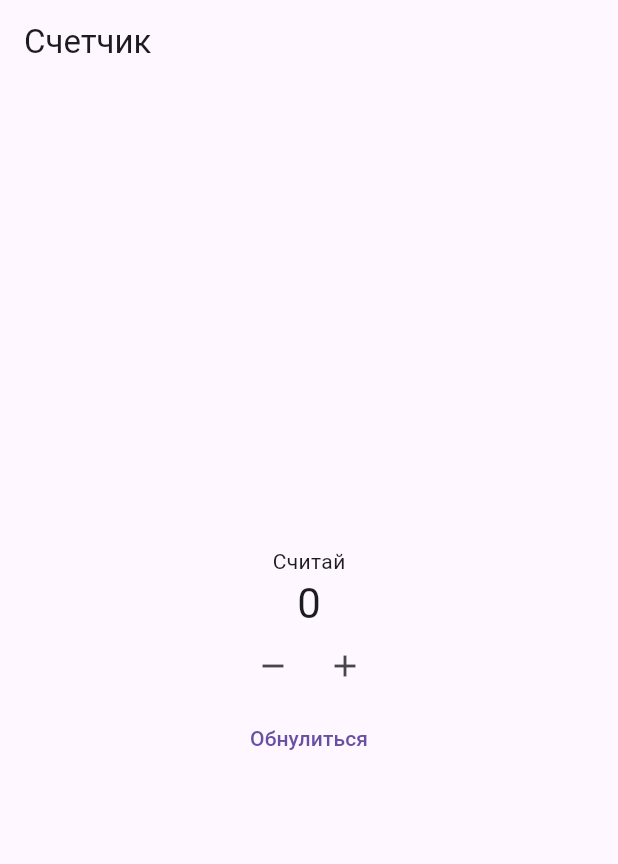
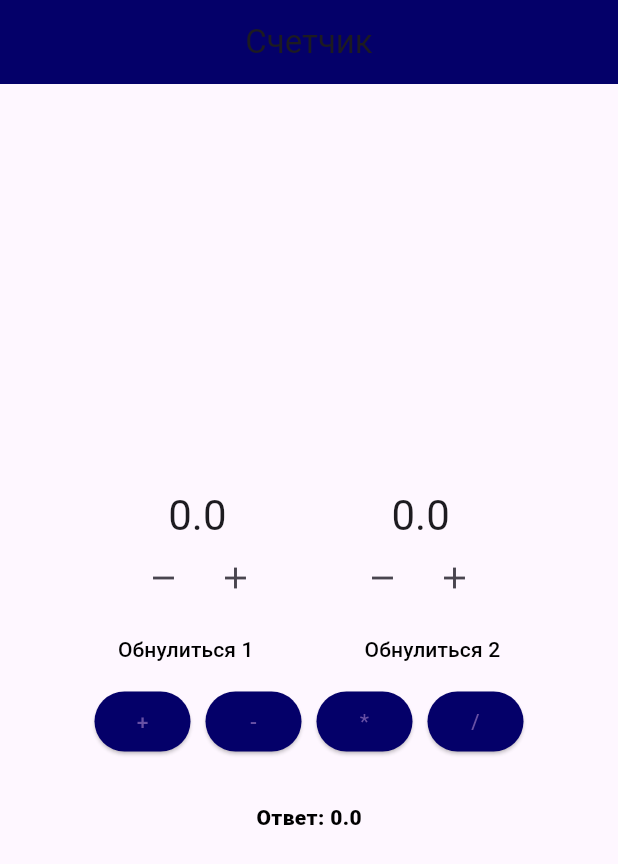
Before and after one commit to Seriawa/state, a Flutter app: the screen it shows after launch, on a phone screen of 412 x 824 dp. Shown: the top 864 px of the screen. Run offline on Flutter 3.47's test engine with Material 3 defaults, Android fonts, the phone set to English and light mode, and no system bars.

```diff
--- a/lib/main.dart
+++ b/lib/main.dart
@@ -10,7 +10,12 @@ class MyApp extends StatelessWidget {
     return MaterialApp(
       home: Scaffold(
         appBar: AppBar(
-          title: const Text('Счетчик'),
+          title: const Center(
+            child: Text(
+              'Счетчик',
+            ),
+          ),
+          backgroundColor: Color.fromARGB(255, 4, 0, 105),
         ),
         body: Counter(),
       ),
@@ -24,57 +29,179 @@ class Counter extends StatefulWidget {
 }
 
 class _CounterState extends State<Counter> {
-  int _counter = 0;
+  double _counter1 = 0;
+  double _counter2 = 0;
+  double otvet = 0;
 
-  void _incrementCounter() {
+  void _incrementCounter1() {
     setState(() {
-      _counter++;
+      _counter1++;
     });
   }
 
-  void _decrementCounter() {
+  void _incrementCounter2() {
     setState(() {
-      _counter--;
+      _counter2++;
     });
   }
 
-  void _nullCounter() {
+  void _decrementCounter1() {
     setState(() {
-      _counter = 0;
+      _counter1--;
+    });
+  }
+
+  void _decrementCounter2() {
+    setState(() {
+      _counter2--;
+    });
+  }
+
+  void _nullCounter1() {
+    setState(() {
+      _counter1 = 0;
+    });
+  }
+
+  void _nullCounter2() {
+    setState(() {
+      _counter2 = 0;
+    });
+  }
+
+  void _plus() {
+    setState(() {
+      otvet = _counter1 + _counter2;
+    });
+  }
+
+  void _minus() {
+    setState(() {
+      otvet = _counter1 - _counter2;
+    });
+  }
+
+  void _umnozh() {
+    setState(() {
+      otvet = _counter1 * _counter2;
+    });
+  }
+
+  void _delit() {
+    setState(() {
+      otvet = _counter1 / _counter2;
     });
   }
 
   @override
   Widget build(BuildContext context) {
     return Center(
-      child: Column(
+      child: Column(mainAxisAlignment: MainAxisAlignment.center, children: [
+        Container(
+          child: Row(
               mainAxisAlignment: MainAxisAlignment.center,
               children: <Widget>[
-          const Text(
-            'Считай',
+                Text(
+                  '$_counter1',
+                  style: Theme.of(context).textTheme.headline4,
+                ),
+                const SizedBox(
+                  width: 110,
                 ),
                 Text(
-            '$_counter',
+                  '$_counter2',
                   style: Theme.of(context).textTheme.headline4,
                 ),
-          Row(
+              ]),
+        ),
+        Container(
+          child: Row(
             mainAxisAlignment: MainAxisAlignment.center,
             children: <Widget>[
               IconButton(
                 icon: const Icon(Icons.remove),
-                onPressed: _decrementCounter,
+                onPressed: _decrementCounter1,
               ),
               IconButton(
                 icon: const Icon(Icons.add),
-                onPressed: _incrementCounter,
+                onPressed: _incrementCounter1,
+              ),
+              const SizedBox(
+                width: 50,
+              ),
+              IconButton(
+                icon: const Icon(Icons.remove),
+                onPressed: _decrementCounter2,
+              ),
+              IconButton(
+                icon: const Icon(Icons.add),
+                onPressed: _incrementCounter2,
               ),
             ],
           ),
-          SizedBox(
-              child: TextButton(
-                  onPressed: _nullCounter, child: const Text('Обнулиться')))
-        ],
         ),
+        Container(
+          child: Row(
+              mainAxisAlignment: MainAxisAlignment.center,
+              children: <Widget>[
+                TextButton(
+                    onPressed: _nullCounter1,
+                    child: const Text('Обнулиться 1',
+                        style: TextStyle(color: Color.fromARGB(255, 0, 0, 0)))),
+                const SizedBox(
+                  width: 50,
+                ),
+                TextButton(
+                    onPressed: _nullCounter2,
+                    child: const Text('Обнулиться 2',
+                        style: TextStyle(color: Color.fromARGB(255, 0, 0, 0))))
+              ]),
+        ),
+        Container(
+          child: Row(
+              mainAxisAlignment: MainAxisAlignment.center,
+              children: <Widget>[
+                ElevatedButton(
+                    onPressed: _plus,
+                    child: Text('+'),
+                    style: ElevatedButton.styleFrom(
+                        backgroundColor: Color.fromARGB(255, 4, 0, 105))),
+                const SizedBox(
+                  width: 10,
+                ),
+                ElevatedButton(
+                    onPressed: _minus,
+                    child: Text('-'),
+                    style: ElevatedButton.styleFrom(
+                        backgroundColor: Color.fromARGB(255, 4, 0, 105))),
+                const SizedBox(
+                  width: 10,
+                ),
+                ElevatedButton(
+                    onPressed: _umnozh,
+                    child: Text('*'),
+                    style: ElevatedButton.styleFrom(
+                        backgroundColor: Color.fromARGB(255, 4, 0, 105))),
+                const SizedBox(
+                  width: 10,
+                ),
+                ElevatedButton(
+                    onPressed: _delit,
+                    child: Text('/'),
+                    style: ElevatedButton.styleFrom(
+                        backgroundColor: Color.fromARGB(255, 4, 0, 105)))
+              ]),
+        ),
+        Container(
+          margin: const EdgeInsets.only(top: 30),
+          child: Text(
+            'Ответ: $otvet',
+            style: const TextStyle(
+                color: Color.fromARGB(255, 0, 0, 0),
+                fontWeight: FontWeight.w900),
+          ),
+        ),
+      ]),
     );
   }
 }
```
Lines whose indentation alone changed are shown as unchanged.
